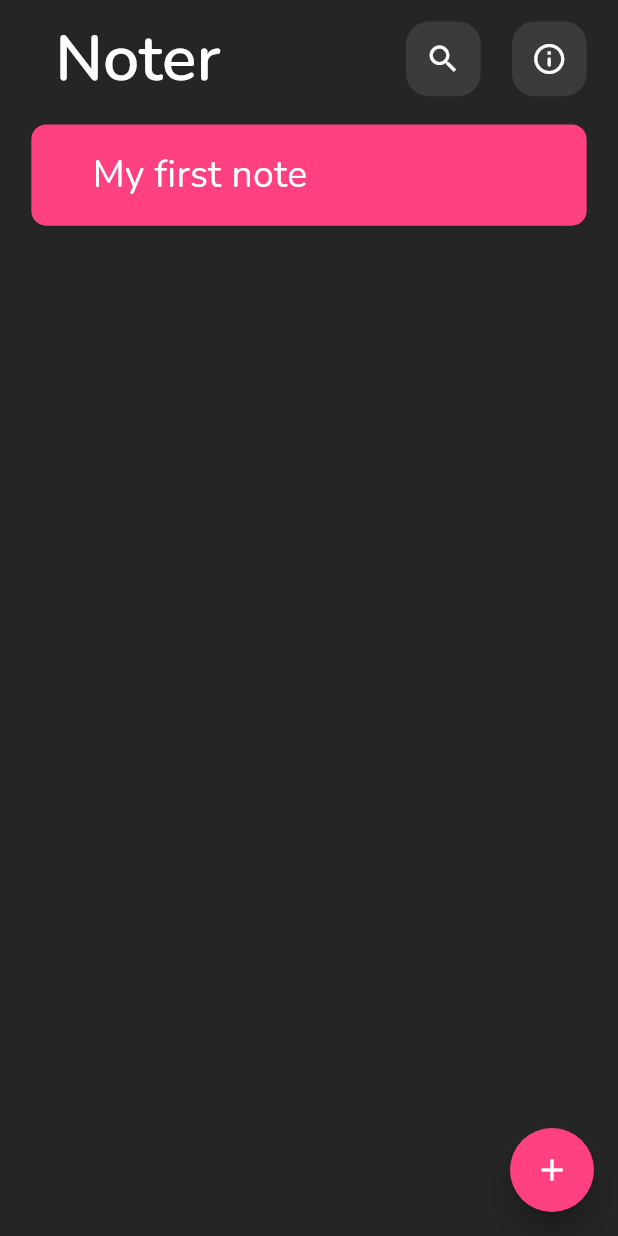
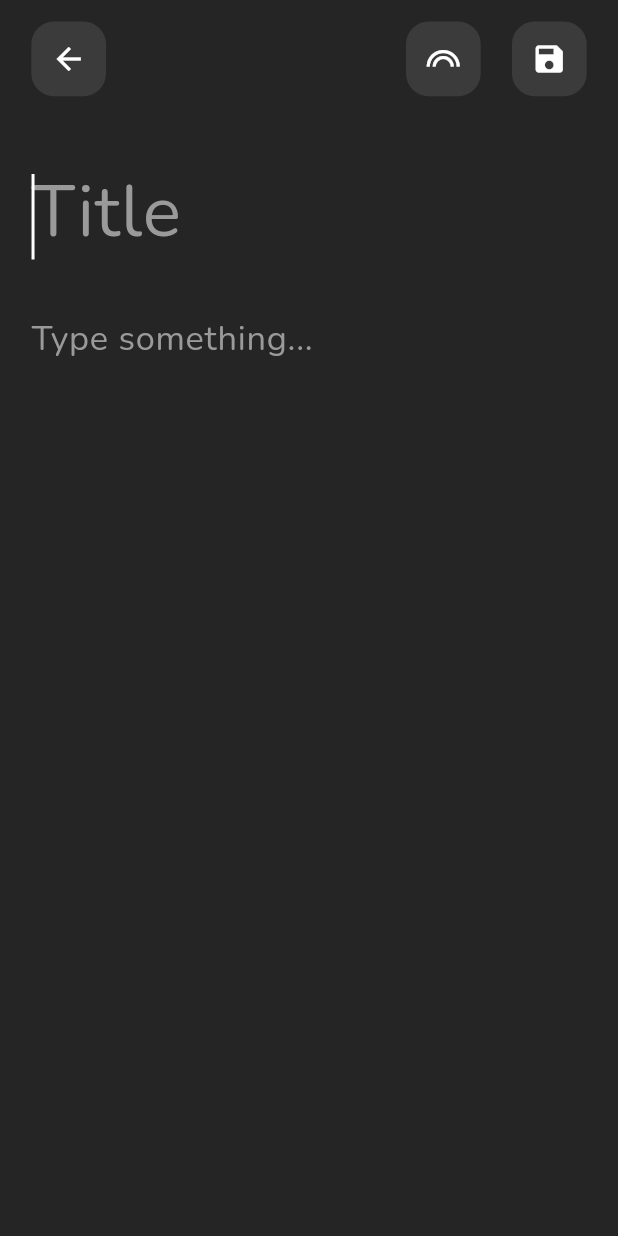
Before and after one commit to neketta300/note_app, a Flutter app: the HomeScreen screen opened directly, after a tap on the "add" icon, on a phone screen of 412 x 824 dp. Run offline on Flutter 3.47's test engine with Material 3 defaults, Android fonts, the phone set to English and light mode, and no system bars; our stand-ins replace google_fonts.

Commit message:
Добавил экран создания заметки

```diff
--- a/lib/app/note_app.dart
+++ b/lib/app/note_app.dart
@@ -1,5 +1,7 @@
 import 'package:flutter/material.dart';
-import 'package:notes_app/features/home/view/home_screen.dart';
+import 'package:notes_app/features/create/view/create_screen.dart';
+
+import '../features/home/home.dart';
 
 class NoteApp extends StatelessWidget {
   const NoteApp({super.key});
@@ -10,12 +12,17 @@ class NoteApp extends StatelessWidget {
     return MaterialApp(
       title: 'Flutter Demo',
       theme: ThemeData(
+        // scaffoldBackgroundColor: Color(0xff252525),
         colorScheme: ColorScheme.fromSeed(
           seedColor: Colors.deepPurple,
         ),
       ),
       debugShowCheckedModeBanner: false,
-      home: const HomeScreen(),
+      initialRoute: '/',
+      routes: {
+        '/': (context) => HomeScreen(),
+        '/create_new_note': (context) => CreateScreen(),
+      },
     );
   }
 }
--- /dev/null
+++ b/lib/features/create/view/create_screen.dart
@@ -0,0 +1,149 @@
+import 'dart:developer';
+
+import 'package:flutter/material.dart';
+import 'package:google_fonts/google_fonts.dart';
+import 'package:notes_app/widgets/app_bar_button.dart';
+
+import '../../../helpers/helpers.dart';
+
+class CreateScreen extends StatelessWidget {
+  final String? title;
+  final String? text;
+  const CreateScreen({super.key, this.title, this.text});
+
+  @override
+  Widget build(BuildContext context) {
+    final GlobalKey<FormState> formKey = GlobalKey<FormState>();
+
+    final TextEditingController titleEditingController =
+        TextEditingController();
+    final TextEditingController textEditingController =
+        TextEditingController();
+
+    return Scaffold(
+      backgroundColor: Color(0xff252525),
+      body: Padding(
+        padding: EdgeInsets.symmetric(
+          horizontal: ResponsiveSize.fromFigmaWidth(context, 21),
+        ).copyWith(top: ResponsiveSize.fromFigmaHeight(context, 15)),
+        child: CustomScrollView(
+          slivers: [
+            SliverAppBar(
+              backgroundColor: Colors.transparent,
+              floating: true,
+              pinned: true,
+              actions: [
+                AppBarButton(
+                  icon: Icons.arrow_back,
+                  onTap: Navigator.of(context).pop,
+                ),
+                Spacer(),
+                AppBarButton(icon: Icons.looks, onTap: null),
+                SizedBox(
+                  width: ResponsiveSize.fromFigmaWidth(context, 21),
+                ),
+                AppBarButton(icon: Icons.save, onTap: () {}),
+              ],
+            ),
+            SliverToBoxAdapter(
+              child: SizedBox(
+                height: ResponsiveSize.fromFigmaHeight(context, 40),
+              ),
+            ),
+
+            SliverToBoxAdapter(
+              child: Form(
+                key: formKey,
+                child: Column(
+                  children: [
+                    CreateNoteTextField(
+                      hintSize: 48,
+                      textSize: 38,
+                      hintText: 'Title',
+                      textEditingController: titleEditingController,
+                      validator: (value) {
+                        if (value == null || value.isEmpty) {
+                          log('Введите заголов');
+                        }
+                        return null;
+                      },
+                      autofocus: true,
+                    ),
+
+                    SizedBox(
+                      height: ResponsiveSize.fromFigmaHeight(
+                        context,
+                        20,
+                      ),
+                    ),
+
+                    CreateNoteTextField(
+                      hintSize: 23,
+                      textSize: 23,
+                      hintText: 'Type something...',
+                      textEditingController: textEditingController,
+                      autofocus: false,
+                    ),
+                  ],
+                ),
+              ),
+            ),
+          ],
+        ),
+      ),
+    );
+  }
+}
+
+class CreateNoteTextField extends StatelessWidget {
+  const CreateNoteTextField({
+    super.key,
+    required this.hintSize,
+    required this.textSize,
+    required this.hintText,
+    this.validator,
+    required this.textEditingController,
+    required this.autofocus,
+  });
+  final TextEditingController textEditingController;
+  final double hintSize;
+  final double textSize;
+  final String hintText;
+  final String? Function(String?)? validator;
+  final bool autofocus;
+  @override
+  Widget build(BuildContext context) {
+    return Theme(
+      data: Theme.of(context).copyWith(
+        textSelectionTheme: const TextSelectionThemeData(
+          selectionColor: Color(0xff9A9A9A),
+          selectionHandleColor: Colors.white,
+        ),
+      ),
+      child: TextFormField(
+        autofocus: autofocus,
+        controller: textEditingController,
+        validator: validator,
+        cursorColor: Colors.white,
+        style: GoogleFonts.nunito(
+          fontSize: ResponsiveSize.responsiveFontSize(
+            context,
+            textSize,
+          ),
+          color: Colors.white,
+        ),
+        decoration: InputDecoration(
+          border: InputBorder.none,
+          hintText: hintText,
+          hintStyle: GoogleFonts.nunito(
+            fontSize: ResponsiveSize.responsiveFontSize(
+              context,
+              hintSize,
+            ),
+            color: Color(0xff9A9A9A),
+          ),
+        ),
+      ),
+    );
+  }
+}
--- /dev/null
+++ b/lib/features/create/view/view.dart
@@ -0,0 +1 @@
+export 'create_screen.dart';
--- a/lib/features/home/view/home_scree.dart
+++ b/lib/features/home/view/home_scree.dart
@@ -2,7 +2,7 @@ import 'package:flutter/material.dart';
 import 'package:google_fonts/google_fonts.dart';
 import 'package:notes_app/helpers/responsive_size.dart';
 
-import '../widgets/widgets.dart';
+import '../../../widgets/widgets.dart';
 
 class HomeScreen extends StatelessWidget {
   const HomeScreen({super.key});
@@ -10,13 +10,12 @@ class HomeScreen extends StatelessWidget {
   @override
   Widget build(BuildContext context) {
     return Scaffold(
-      backgroundColor: const Color(0xff252525),
+      backgroundColor: Color(0xff252525),
       floatingActionButton: FloatingActionButton(
         onPressed: () {
-          // действие при нажатии
+          Navigator.pushNamed(context, '/create_new_note');
         },
-        backgroundColor: Colors.pinkAccent,
-        elevation: 8,
+        backgroundColor: Color(0xff252525),
         shape: const CircleBorder(),
         child: const Icon(Icons.add, color: Colors.white),
       ),
--- a/lib/features/home/widgets/note_tile.dart
+++ b/lib/features/home/widgets/note_tile.dart
@@ -1,7 +1,7 @@
 import 'package:flutter/material.dart';
 import 'package:google_fonts/google_fonts.dart';
 
-import '../../../../helpers/helpers.dart';
+import '../../../helpers/helpers.dart';
 
 class NoteTile extends StatelessWidget {
   const NoteTile({
--- a/lib/features/home/widgets/widgets.dart
+++ b/lib/features/home/widgets/widgets.dart
@@ -1,2 +1 @@
-export 'app_bar_button.dart';
 export 'note_tile.dart';
--- /dev/null
+++ b/lib/widgets/widgets.dart
@@ -0,0 +1 @@
+export 'app_bar_button.dart';
```
Also changed, not shown: lib/widgets/app_bar_button.dart (renamed from lib/features/home/widgets/app_bar_button.dart).
